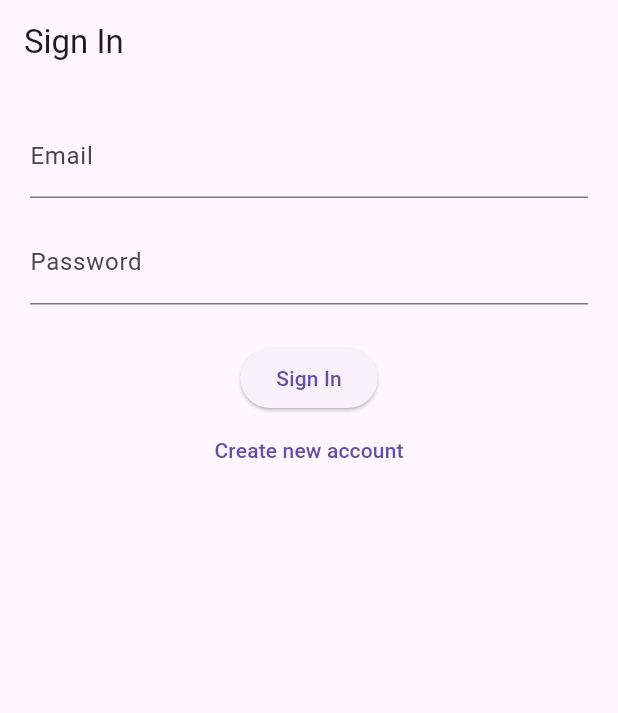
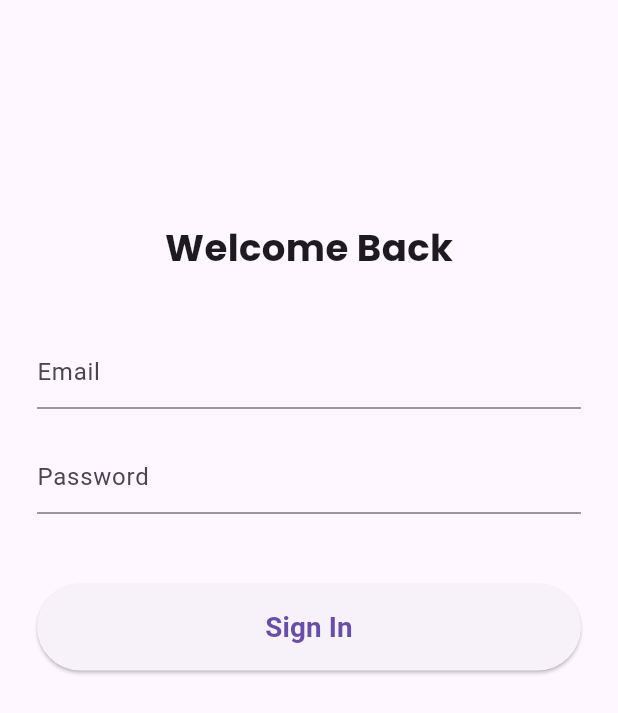
Before and after one commit to thwybhbadas/blog_app, a Flutter app: the screen it shows after launch, on a phone screen of 412 x 824 dp. Shown: the top 713 px of the screen. Run offline on Flutter 3.47's test engine with Material 3 defaults, Android fonts, the phone set to English and light mode, and no system bars; our stand-ins replace cloud_firestore, firebase_auth, firebase_core, get, google_fonts; accounts and stored records are empty; Roboto replaces fonts that are missing (Zain).

Commit message:
App dimensions & google fonts

```diff
--- /dev/null
+++ b/lib/app/core/utils/app_dimensions.dart
@@ -0,0 +1,20 @@
+import 'package:get/get.dart';
+
+class AppDimensions {
+  static double screenWidth = Get.width;
+  static double screenHeight = Get.height;
+
+  // Padding
+  static double paddingSmall = screenWidth * 0.04;
+  static double paddingMedium = screenWidth * 0.06;
+  static double paddingLarge = screenWidth * 0.08;
+
+  // Heights
+  static double fieldHeight = screenHeight * 0.065;
+  static double buttonHeight = screenHeight * 0.07;
+
+  // Font sizes
+  static double fontSmall = screenWidth * 0.035;
+  static double fontMedium = screenWidth * 0.045;
+  static double fontLarge = screenWidth * 0.06;
+}
--- /dev/null
+++ b/lib/app/core/utils/app_text_style.dart
@@ -0,0 +1,34 @@
+import 'package:flutter/material.dart';
+import 'package:google_fonts/google_fonts.dart';
+import 'package:myblog/app/core/utils/app_dimensions.dart';
+
+class AppTextStyles {
+  // Titles
+  static TextStyle titleLarge = GoogleFonts.poppins(
+    fontSize: AppDimensions.fontLarge,
+    fontWeight: FontWeight.bold,
+  );
+
+  static TextStyle titleMedium = GoogleFonts.zain(
+    fontSize: AppDimensions.fontMedium,
+    fontWeight: FontWeight.w600,
+  );
+
+  // Body Text
+  static TextStyle body = GoogleFonts.zain(
+    fontSize: AppDimensions.fontSmall,
+    fontWeight: FontWeight.normal,
+  );
+
+  // Buttons
+  static TextStyle button = GoogleFonts.zain(
+    fontSize: AppDimensions.fontMedium,
+    fontWeight: FontWeight.w600,
+  );
+
+  // Caption
+  static TextStyle caption = GoogleFonts.zain(
+    fontSize: AppDimensions.fontSmall * 0.9,
+    color: Colors.grey,
+  );
+}
--- a/lib/app/modules/auth/views/signin_view.dart
+++ b/lib/app/modules/auth/views/signin_view.dart
@@ -1,8 +1,9 @@
 import 'package:flutter/material.dart';
 
 import 'package:get/get.dart';
+import 'package:myblog/app/core/utils/app_dimensions.dart';
+import 'package:myblog/app/core/utils/app_text_style.dart';
 import 'package:myblog/app/modules/auth/controllers/auth_controller.dart';
-import 'package:myblog/app/routes/app_pages.dart';
 
 class SigninView extends GetView<AuthController> {
   SigninView({super.key});
@@ -13,29 +14,59 @@ class SigninView extends GetView<AuthController> {
   @override
   Widget build(BuildContext context) {
     return Scaffold(
-      appBar: AppBar(title: const Text("Sign In")),
-      body: Padding(
-        padding: const EdgeInsets.all(20),
+      body: SingleChildScrollView(
+        child: Padding(
+          padding: EdgeInsets.all(AppDimensions.paddingMedium),
+          // padding: const EdgeInsets.all(20),
           child: Column(
             children: [
-            TextField(
+              //
+              SizedBox(height: AppDimensions.screenHeight * 0.15),
+              //
+              Text(
+                "Welcome Back",
+                // style: TextStyle(
+                //   fontSize: AppDimensions.fontLarge,
+                //   fontWeight: FontWeight.bold,
+                // ),
+
+                 style: AppTextStyles.titleLarge,
+              ),
+              //
+              SizedBox(height: AppDimensions.screenHeight * 0.05),
+
+              // Email
+              SizedBox(
+                height: AppDimensions.fieldHeight,
+                child: TextField(
                   controller: emailController,
-              decoration: const InputDecoration(
-                labelText: "Email",
+                  decoration: const InputDecoration(hintText: "Email"),
                 ),
               ),
-            const SizedBox(height: 15),
-            TextField(
+
+              // const SizedBox(height: 15),
+              SizedBox(height: AppDimensions.paddingSmall),
+
+              SizedBox(
+                height: AppDimensions.fieldHeight,
+                child: TextField(
                   controller: passwordController,
                   obscureText: true,
-              decoration: const InputDecoration(
-                labelText: "Password",
+                  decoration: const InputDecoration(hintText: "Password"),
                 ),
               ),
-            const SizedBox(height: 25),
+              SizedBox(height: AppDimensions.screenHeight * 0.05),
 
-            Obx(() => controller.isLoading.value
-                ? const CircularProgressIndicator()
+              // const SizedBox(height: 25),
+
+             // Button
+                SizedBox(
+                  //
+                  height: AppDimensions.buttonHeight,
+                  width: double.infinity,
+                  child: Obx(
+                    () => controller.isLoading.value
+                        ? const Center(child: CircularProgressIndicator())
                         : ElevatedButton(
                             onPressed: () {
                               controller.signIn(
@@ -43,17 +74,19 @@ class SigninView extends GetView<AuthController> {
                                 passwordController.text.trim(),
                               );
                             },
-                    child: const Text("Sign In"),
+                            child: Text(
+                              "Sign In",
+                                style: AppTextStyles.button,
+                              // style: TextStyle(
+                              //   //
+                              //   fontSize: AppDimensions.fontMedium,
+                              // ),
                             ),
                           ),
-
-            TextButton(
-              onPressed: () {
-                Get.toNamed(Routes.SIGNUP);
-              },
-              child: const Text("Create new account"),
-            )
+                  ),
+                ),
               ],
+            ),
           ),
       ),
     );
--- a/pubspec.yaml
+++ b/pubspec.yaml
@@ -39,6 +39,7 @@ dependencies:
   firebase_core: ^4.3.0
   firebase_storage: ^13.0.5
   cloud_firestore: ^6.1.1
+  google_fonts: ^8.0.0
 
 dev_dependencies:
   flutter_test:
```
Also changed, not shown: pubspec.lock, 1 other file. Lines whose indentation alone changed are shown as unchanged.
